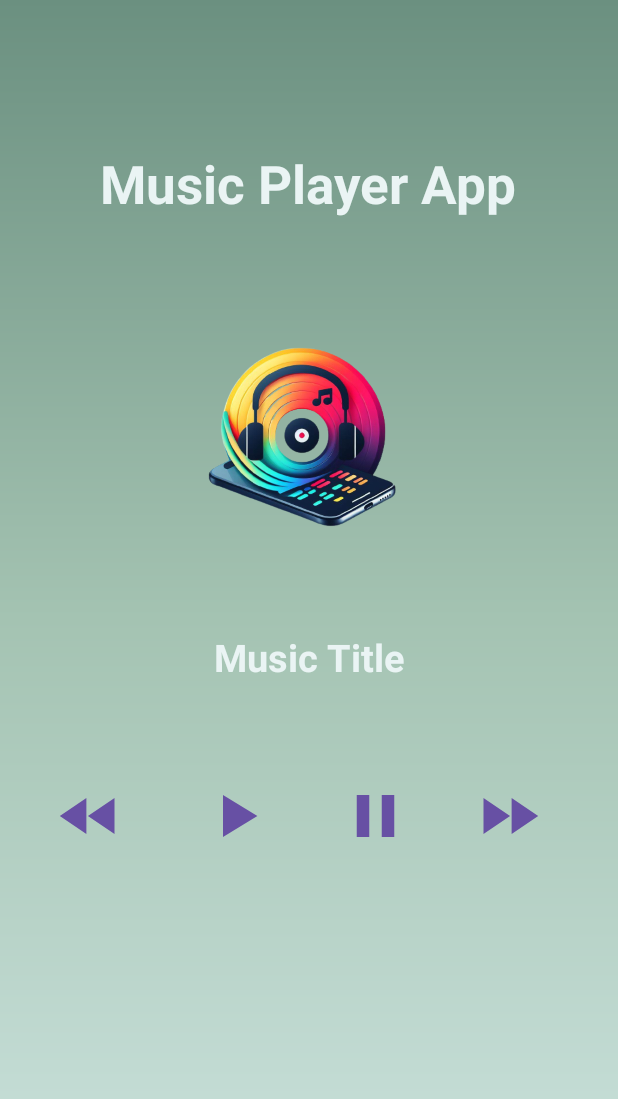
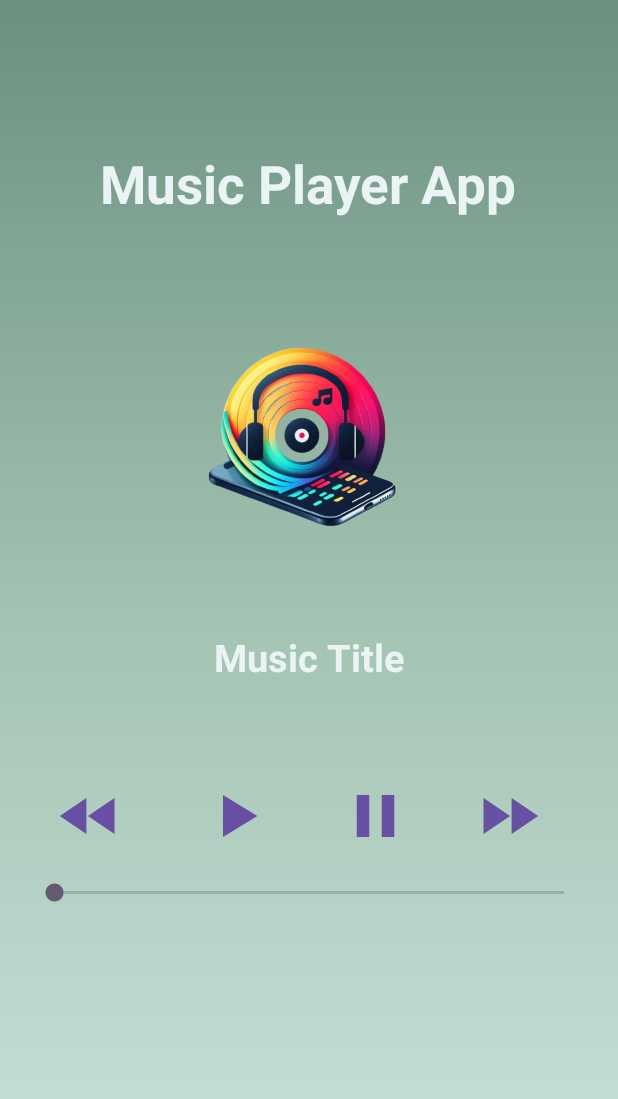
Before and after one commit to yhrjfj/Music_Player_Learning_Kotlin, an Android app: the screen it shows after launch (MainActivity), on a phone screen of 412 x 824 dp. Shown: the top 1099 px of the screen. Run offline under Robolectric (Android 15) with nearby library versions, the phone set to English and light mode, and no system bars.

Commit message:
Add seekbar

```diff
--- a/app/src/main/res/layout/activity_main.xml
+++ b/app/src/main/res/layout/activity_main.xml
@@ -93,5 +93,17 @@
         app:layout_constraintHorizontal_bias="0.507"
         app:layout_constraintStart_toEndOf="@+id/back_button" />
 
+    <SeekBar
+        android:id="@+id/seek_bar"
+        android:layout_width="match_parent"
+        android:layout_height="wrap_content"
+        android:layout_marginLeft="20dp"
+        android:layout_marginRight="20dp"
+        android:layout_marginBottom="220dp"
+        app:layout_constraintBottom_toBottomOf="parent"
+        app:layout_constraintEnd_toEndOf="parent"
+        app:layout_constraintHorizontal_bias="0.0"
+        app:layout_constraintStart_toStartOf="parent" />
+
 
 </androidx.constraintlayout.widget.ConstraintLayout>
```
